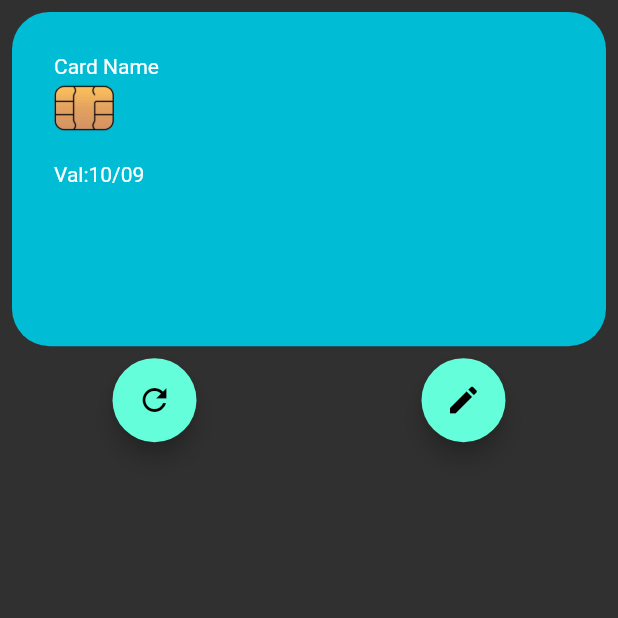
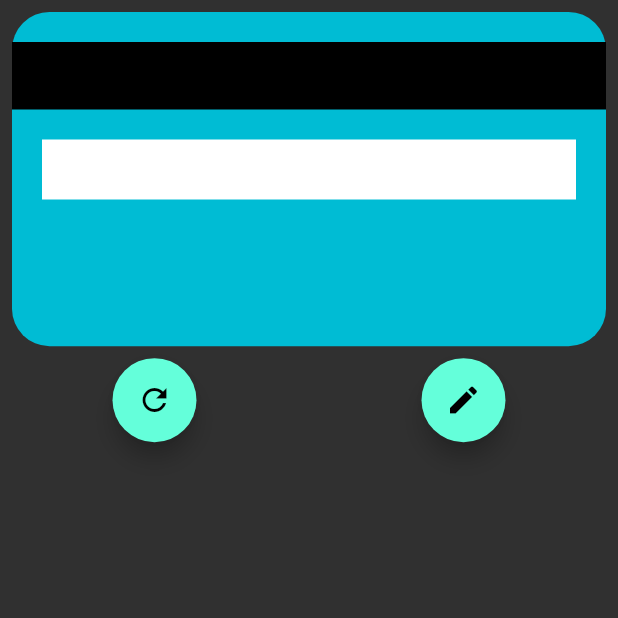
Before and after one commit to GBRRIBEIRO/CreditCard-Flutter, a Flutter app: the screen it shows after launch, after a tap on the "refresh" icon, on a phone screen of 412 x 824 dp, the top half of it. Run offline on Flutter 3.47's test engine with Material 2 defaults, Android fonts, the phone set to English and light mode, and no system bars.

Commit message:
Basics done

```diff
--- /dev/null
+++ b/lib/cardW.dart
@@ -0,0 +1,95 @@
+import 'package:flutter/material.dart';
+
+class CardWidget extends StatefulWidget {
+  CardWidget({
+    super.key,
+    required this.isFlipped,
+    required this.cardLogo,
+    required this.cardName,
+    required this.cardNumber,
+    required this.cvv,
+    required this.month,
+    required this.year,
+  });
+  bool isFlipped;
+  String cardName;
+  String cardNumber;
+  Image cardLogo;
+  String cvv;
+  String year;
+  String month;
+
+  @override
+  State<CardWidget> createState() => _CardWidgetState();
+}
+
+class _CardWidgetState extends State<CardWidget> {
+  @override
+  Widget build(BuildContext context) {
+    return Padding(
+      padding: const EdgeInsets.all(8.0),
+      child: SizedBox(
+        width: MediaQuery.of(context).size.width,
+        child: AspectRatio(
+          aspectRatio: 16 / 9,
+          child: Container(
+            decoration: BoxDecoration(
+                borderRadius: BorderRadius.circular(25), color: Colors.cyan),
+            child: !widget.isFlipped
+                ? Padding(
+                    padding: const EdgeInsets.all(28),
+                    child: Column(
+                      crossAxisAlignment: CrossAxisAlignment.start,
+                      children: [
+                        Text(widget.cardName),
+                        Image.asset(
+                          'assets/Card_Chip.png',
+                          width: 40,
+                          height: 40,
+                        ),
+                        Text(widget.cardNumber),
+                        Center(
+                          child: Row(
+                            children: [
+                              const Text('Val:'),
+                              Text('${widget.month}/${widget.year}'),
+                            ],
+                          ),
+                        ),
+                        Container(
+                          child: widget.cardLogo,
+                        ),
+                      ],
+                    ),
+                  )
+                : Column(
+                    crossAxisAlignment: CrossAxisAlignment.start,
+                    children: [
+                      Container(
+                        height: 45,
+                        color: Colors.black,
+                        margin: const EdgeInsets.fromLTRB(0, 20, 0, 20),
+                      ),
+                      Container(
+                        height: 40,
+                        width: double.infinity,
+                        color: Colors.white,
+                        margin: const EdgeInsets.fromLTRB(20, 0, 20, 0),
+                        child: Row(
+                          mainAxisAlignment: MainAxisAlignment.end,
+                          children: [
+                            Text(
+                              widget.cvv,
+                              style: const TextStyle(color: Colors.black),
+                            ),
+                          ],
+                        ),
+                      ),
+                    ],
+                  ),
+          ),
+        ),
+      ),
+    );
+  }
+}
--- a/lib/main.dart
+++ b/lib/main.dart
@@ -1,3 +1,4 @@
+import 'package:cardflip/cardW.dart';
 import 'package:cardflip/data/flagsData.dart';
 import 'package:cardflip/models/flags.dart';
 import 'package:flutter/material.dart';
@@ -29,93 +30,163 @@ class MyHomePage extends StatefulWidget {
 }
 
 class _MyHomePageState extends State<MyHomePage> {
+  bool isFlipped = false;
+  String month = '';
+  String year = '';
   String cardName = 'Card Name';
   String cardNumber = '';
-  Widget cardLogo = Container();
+  String cvv = '';
+  TextEditingController _cvvController = TextEditingController();
+  TextEditingController _cardNumberController = TextEditingController();
+  TextEditingController _monthController = TextEditingController();
+  TextEditingController _yearController = TextEditingController();
+
+  Image defaultImage = Image.asset(
+    'assets/Transp.png',
+    width: 40,
+    height: 40,
+  );
+  Image cardLogo = Image.asset(
+    'assets/Transp.png',
+    width: 40,
+    height: 40,
+  );
 
   void openModal(ctx) {
     showModalBottomSheet(
         context: ctx,
         builder: (_) {
-          return Container(
-            child: Column(children: [
-              TextField(
+          return SingleChildScrollView(
+            child: Container(
+              padding: EdgeInsets.only(
+                  bottom: MediaQuery.of(context).viewInsets.bottom + 5),
+              child: Column(
+                children: [
+                  Padding(
+                    padding: const EdgeInsets.all(15.0),
+                    child: TextField(
+                      controller: _cardNumberController,
                       inputFormatters: [
                         FilteringTextInputFormatter.allow(
                           RegExp(r'[0-9]'),
                         )
                       ],
+                      maxLength: 16,
+                      decoration: const InputDecoration(
+                        hintText: 'Number',
+                      ),
                       keyboardType: TextInputType.number,
+                      onChanged: (value) {
+                        for (Flag flag in Flags) {
+                          for (String init in flag.initials) {
+                            if (value.startsWith(init)) {
+                              print('Entrou');
+                              setState(() {
+                                cardLogo = flag.logoImage;
+                                cardName = flag.flagName;
+                              });
+                            } else if (value.isEmpty) {
+                              setState(() {
+                                cardName = 'Card Name';
+                                cardLogo = defaultImage;
+                              });
+                            }
+                          }
+                        }
+                        setState(() {
+                          cardNumber = value;
+                        });
+                      },
+                    ),
+                  ),
+                  Padding(
+                    padding: const EdgeInsets.all(15.0),
+                    child: TextField(
+                      inputFormatters: [
+                        FilteringTextInputFormatter.allow(
+                          RegExp(r'[0-9]'),
+                        )
+                      ],
+                      maxLength: 3,
+                      decoration: const InputDecoration(
+                        hintText: 'CVV',
+                      ),
+                      keyboardType: TextInputType.number,
+                      onChanged: (value) {
+                        setState(() {
+                          cvv = value;
+                        });
+                      },
+                      controller: _cvvController,
+                    ),
+                  ),
+                  SizedBox(
+                    child: Padding(
+                      padding: EdgeInsets.all(15.0),
+                      child: Row(
+                        children: [
+                          const Text('Month: '),
+                          SizedBox(
+                            width: 50,
+                            child: TextField(
+                                maxLength: 2,
                                 onChanged: (value) => setState(() {
-                  Flags.forEach((fl) {
-                    fl.initials.forEach((init) {
-                      if (value.startsWith(init)) {
-                        print('object');
-                        cardLogo = fl.logoImage;
-                      } else {
-                        cardLogo = Container();
-                      }
-                    });
-                  });
-
-                  cardNumber = value;
-                }),
-              )
-            ]),
+                                      month = value;
+                                      _monthController.text = value;
+                                    })),
+                          ),
+                          const Text('Year: '),
+                          SizedBox(
+                            width: 50,
+                            child: TextField(
+                                maxLength: 2,
+                                onChanged: (value) => setState(() {
+                                      year = value;
+                                      _yearController.text = value;
+                                    })),
+                          ),
+                        ],
+                      ),
+                    ),
+                  ),
+                ],
+              ),
+            ),
           );
         });
+    _cvvController.text = cvv;
+    _cardNumberController.text = cardNumber;
   }
 
   @override
   Widget build(BuildContext context) {
     return Scaffold(
+        resizeToAvoidBottomInset: true,
         body: Column(
           children: [
-        Padding(
-          padding: const EdgeInsets.all(8.0),
-          child: SizedBox(
-            width: MediaQuery.of(context).size.width,
-            child: AspectRatio(
-              aspectRatio: 16 / 9,
-              child: Container(
-                decoration: BoxDecoration(
-                    borderRadius: BorderRadius.circular(25),
-                    color: Colors.cyan),
-                child: Padding(
-                  padding: const EdgeInsets.all(28),
-                  child: Column(
-                    crossAxisAlignment: CrossAxisAlignment.start,
-                    children: [
-                      Text(cardName),
-                      Image.asset(
-                        'assets/Card_Chip.png',
-                        width: 40,
-                        height: 40,
-                      ),
-                      Text(cardNumber),
-                      Center(
-                        child: Row(
-                          children: [
-                            const Text('Val:'),
-                            Text('10/09'),
-                          ],
-                        ),
-                      ),
-                      Container(
-                        child: cardLogo,
-                      ),
-                    ],
-                  ),
-                ),
-              ),
-            ),
-          ),
+            CardWidget(
+              isFlipped: isFlipped,
+              cardLogo: cardLogo,
+              cardName: cardName,
+              cardNumber: cardNumber,
+              cvv: cvv,
+              month: month,
+              year: year,
             ),
             Row(
               mainAxisAlignment: MainAxisAlignment.spaceAround,
               children: [
                 FloatingActionButton(
-                onPressed: () {},
+                    onPressed: () => setState(() {
+                          if (isFlipped == true) {
+                            isFlipped = false;
+                            return;
+                          }
+                          if (isFlipped == false) {
+                            isFlipped = true;
+                            return;
+                          }
+                        }),
                     child: const Icon(
                       Icons.refresh,
                     )),
--- a/pubspec.yaml
+++ b/pubspec.yaml
@@ -14,7 +14,7 @@ description: A new Flutter project.
 version: 1.0.0+1
 
 environment:
-  sdk: ">=2.17.0 <3.0.0"
+  sdk: '>=2.19.6 <3.0.0'
 
 dependencies:
   flutter:
@@ -48,6 +48,7 @@ flutter:
    - assets/diners.png
    - assets/Mastercard.png
    - assets/Visa-Logo.png
+   - assets/Transp.png
    - assets/
 
   # An image asset can refer to one or more resolution-specific "variants", see
```
Also changed, not shown: assets/Mastercard.png, assets/Transp.png (added), pubspec.lock (added), 11 other files. Lines whose indentation alone changed are shown as unchanged.
